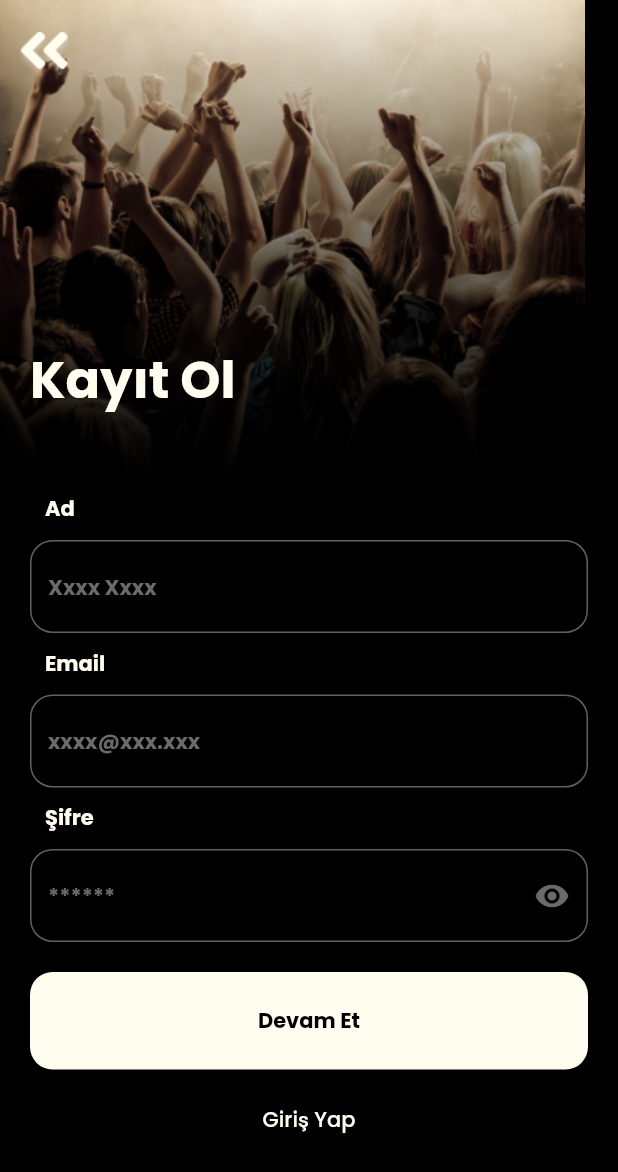
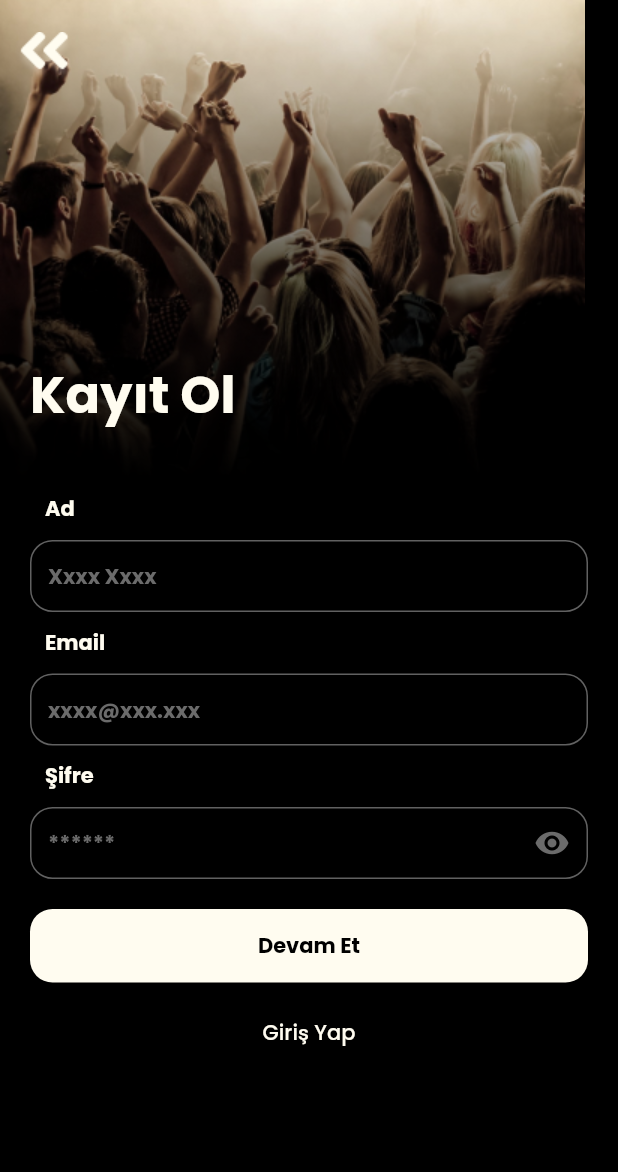
Before and after one commit to aysekayabay/activist_app, a Flutter app: the AuthView screen opened directly, on a phone screen of 412 x 824 dp. Shown: the top 1172 px of the screen. Run offline on Flutter 3.47's test engine with Material 2 defaults, Android fonts, the phone set to English and light mode, and no system bars; our stand-ins replace cached_network_image, cloud_firestore, connectivity_plus, firebase_auth, firebase_core, firebase_storage and 16 more; missing offline and left inert: flutter_facebook_auth; accounts and stored records are empty; generated files the repository leaves out were written again; network calls fail.

Commit message:
code update

```diff
--- a/lib/core/components/textfield/custom_textfield.dart
+++ b/lib/core/components/textfield/custom_textfield.dart
@@ -38,7 +38,7 @@ class _CustomTextfieldState extends State<CustomTextfield> {
     return Visibility(
       visible: widget.isVisible,
       child: Container(
-        padding: widget.isSearch ? EdgeInsets.symmetric(horizontal: AppSizes.lowSize, vertical: AppSizes.lowSize / 2) : EdgeInsets.zero,
+        padding: widget.isSearch ? EdgeInsets.symmetric(horizontal: AppSizes.lowSize) : EdgeInsets.zero,
         decoration: widget.isSearch ? BoxDecoration(border: Border.all(color: AppColors.vanillaShake, width: 1), borderRadius: AppRadius.primaryRadius) : null,
         child: Row(
           crossAxisAlignment: CrossAxisAlignment.center,
@@ -54,18 +54,24 @@ class _CustomTextfieldState extends State<CustomTextfield> {
                 onChanged: widget.onChanged,
                 controller: widget.controller,
                 obscureText: widget.isPassword ? obsecure : false,
-                style: TextStyle(color: AppColors.vanillaShake, ),
+                style: TextStyle(
+                  color: AppColors.vanillaShake,
+                ),
                 focusNode: widget.focusNode,
                 maxLines: 1,
                 minLines: 1,
                 decoration: InputDecoration(
+                  contentPadding: EdgeInsets.symmetric(horizontal: 12, vertical: 12),
                   border: widget.isSearch ? InputBorder.none : null,
                   hintStyle: Theme.of(context).textTheme.displayMedium!.copyWith(color: AppColors.darkGrey),
                   hintText: widget.hintText,
                   suffixIcon: Visibility(
                     visible: widget.isPassword,
                     child: IconButton(
-                      icon: Icon(obsecure ? Icons.visibility : Icons.visibility_off, color: AppColors.darkGrey,),
+                      icon: Icon(
+                        obsecure ? Icons.visibility : Icons.visibility_off,
+                        color: AppColors.darkGrey,
+                      ),
                       onPressed: () {
                         setState(
                           () {
--- /dev/null
+++ b/lib/core/constants/text/text_constants.dart
@@ -0,0 +1,24 @@
+class TextConstants {
+  TextConstants._();
+  static late final TextConstants instance = TextConstants._();
+
+  static final String appName = "ActivitIST";
+  static final String yourFavEvents = "FAVORİ ETKİNLİKLERİN";
+  static final String inYourPackage = "CEBİNDE";
+  static final String via = "Bu uygulamadaki etkinlik verileri Etkinlik.io tarafından sağlanmaktadır.";
+  static final String resetPassword = "Şifreni Yenile";
+  static final String email = "Email";
+  static final String password = "Şifre";
+  static final String name = "Ad";
+  static final String logIn = "Giriş Yap";
+  static final String signIn = "Kayıt Ol";
+  static final String continueLabel = "Devam Et";
+  static final String forgotPassword = "Şifremi Unuttum";
+  static final String sendPasswordResetLink = "Şifre Yenileme Linki Gönder";
+  static final String search = "Ara...";
+  static final String seeAll = "Hepsini Gör";
+  static final String activitiesOf = "Aktiviteleri";
+  static final String myGroups = "Gruplarım";
+  static final String myFav = "Favorilerim";
+  static final String errorMessage = 'Bir hata oluştu';
+}
--- a/lib/core/init/navigation/navigation_route.dart
+++ b/lib/core/init/navigation/navigation_route.dart
@@ -3,7 +3,6 @@ import 'package:akademi_bootcamp/product/app-base/app_base.dart';
 import 'package:akademi_bootcamp/core/constants/navigation/navigation_constants.dart';
 import 'package:akademi_bootcamp/product/onboard/onboard_view.dart';
 import 'package:akademi_bootcamp/product/profile/profile_view.dart';
-import 'package:akademi_bootcamp/product/testview.dart';
 import 'package:akademi_bootcamp/product/welcome/welcome_view.dart';
 import 'package:flutter/material.dart';
 import '../../../product/auth/auth_view.dart';
@@ -19,8 +18,6 @@ class NavigationRoute {
     switch (args.name) {
       case NavigationConstants.AUTH:
         return navigate(AuthView());
-      case NavigationConstants.TEST:
-        return navigate(TestView());
       case NavigationConstants.MAP:
         return navigate(MapBoxView());
       case NavigationConstants.ONBOARD:
--- a/lib/main.dart
+++ b/lib/main.dart
@@ -1,3 +1,4 @@
+import 'package:akademi_bootcamp/core/constants/text/text_constants.dart';
 import 'package:akademi_bootcamp/core/init/navigation/navigation_route.dart';
 import 'package:akademi_bootcamp/core/init/navigation/navigation_service.dart';
 import 'package:akademi_bootcamp/core/init/theme/app_theme.dart';
@@ -27,7 +28,7 @@ class MyApp extends StatelessWidget {
       DeviceOrientation.portraitUp,
     ]);
     return MaterialApp(
-        title: 'ActivitIST',
+        title: TextConstants.appName,
         debugShowCheckedModeBanner: false,
         theme: AppThemeDark.instance.theme,
         navigatorKey: NavigationService.instance.navigatorKey,
--- a/lib/product/auth/auth_view.dart
+++ b/lib/product/auth/auth_view.dart
@@ -30,7 +30,7 @@ class _AuthViewState extends State<AuthView> {
             CustomButton(
                 title: _viewModel.continueLabel,
                 isFilled: true,
-                verticalPadding: AppSizes.mediumSize,
+                verticalPadding: 12,
                 marginPadding: EdgeInsets.symmetric(horizontal: AppSizes.mediumSize) + EdgeInsets.only(bottom: AppSizes.lowSize, top: AppSizes.mediumSize),
                 onTap: () => _viewModel.authFunction(context)),
             iconButtons(),
@@ -85,7 +85,7 @@ class _AuthViewState extends State<AuthView> {
           ),
           Positioned(
               left: 20,
-              bottom: 40,
+              bottom: 30,
               child: Text(_viewModel.authType == AuthType.SIGN_IN ? _viewModel.signIn : _viewModel.logIn, style: Theme.of(context).textTheme.headlineMedium!.copyWith(color: AppColors.vanillaShake))),
         ],
       );
--- a/lib/product/chat/chat_view.dart
+++ b/lib/product/chat/chat_view.dart
@@ -1,6 +1,7 @@
 import 'package:akademi_bootcamp/core/base/extensions/date_time_converter.dart';
 import 'package:akademi_bootcamp/core/base/state/base_state.dart';
 import 'package:akademi_bootcamp/core/constants/image/image_constants.dart';
+import 'package:akademi_bootcamp/core/constants/text/text_constants.dart';
 import 'package:akademi_bootcamp/core/constants/theme/theme_constants.dart';
 import 'package:akademi_bootcamp/core/model/group_model.dart';
 import 'package:akademi_bootcamp/core/model/message_model.dart';
@@ -103,7 +104,7 @@ class _ChatViewState extends BaseState<ChatView> {
               ],
             );
           }
-          return Text('Bir hata oluştu');
+          return Text(TextConstants.errorMessage);
         },
       ),
     );
--- a/lib/product/groups/groups_view.dart
+++ b/lib/product/groups/groups_view.dart
@@ -1,5 +1,6 @@
 import 'package:akademi_bootcamp/core/base/state/base_state.dart';
 import 'package:akademi_bootcamp/core/constants/navigation/navigation_constants.dart';
+import 'package:akademi_bootcamp/core/constants/text/text_constants.dart';
 import 'package:akademi_bootcamp/core/init/navigation/navigation_service.dart';
 import 'package:akademi_bootcamp/core/services/auth/auth_service.dart';
 import 'package:akademi_bootcamp/core/services/firestore/events_service.dart';
@@ -46,7 +47,7 @@ class _GroupsViewState extends BaseState<GroupsView> {
                       left: AppSizes.mediumSize,
                       top: AppSizes.highSize,
                     ),
-                    child: Text("Gruplarım", style: themeData.textTheme.headlineSmall),
+                    child: Text(TextConstants.myGroups, style: themeData.textTheme.headlineSmall),
                   ),
                   Expanded(
                       child: ListView.builder(
--- a/lib/product/map/mapbox_view_model.dart
+++ b/lib/product/map/mapbox_view_model.dart
@@ -14,7 +14,6 @@ class MapBoxViewModel = _MapBoxViewModelBase with _$MapBoxViewModel;
 
 abstract class _MapBoxViewModelBase with Store {
   final MAPBOX_STYLE = 'mapbox/dark-v10';
-  final MARKER_SIZE_EXPANDED = 55.0;
   final MARKER_SIZE_SHRINK = 80.0;
   final mapCenter = LatLng(41.0565767, 28.9511806);
   Position? currentPosition;
```
Also changed, not shown: lib/product/home/home_view.dart (+4 -3 lines), lib/product/testview.dart (deleted, +0 -26 lines), lib/product/welcome/welcome_view.dart (+33 -20 lines), lib/testview.dart (deleted, +0 -20 lines).
